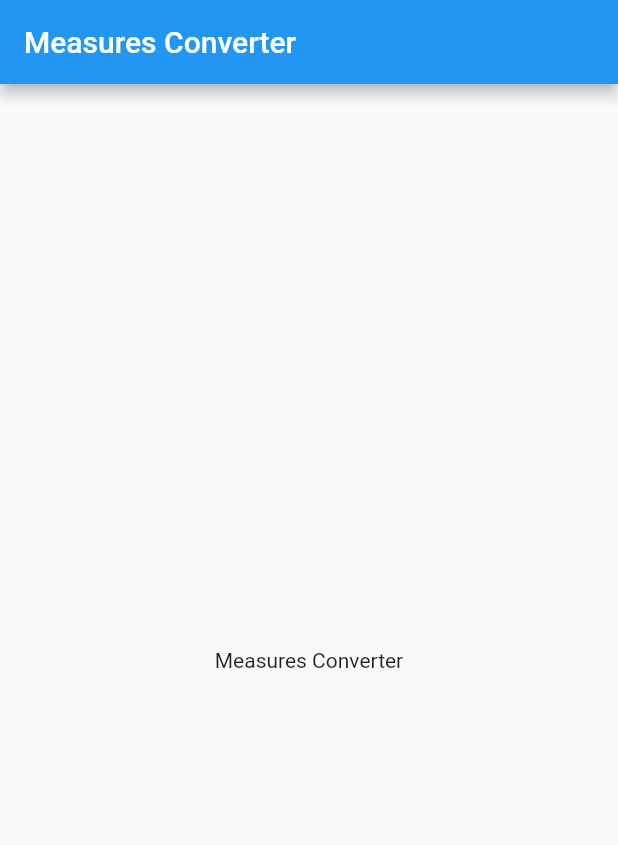
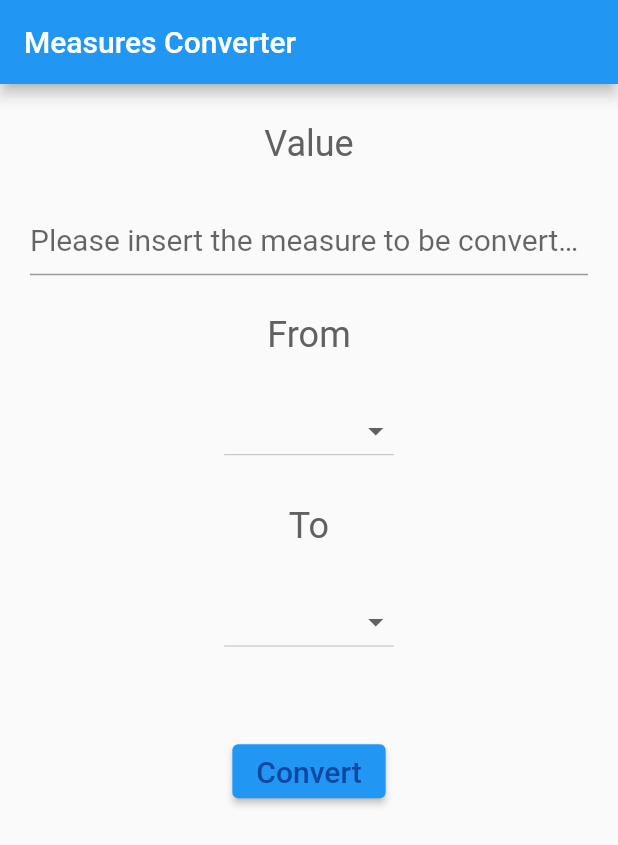
Before and after one commit to mehedi-4958/unitConverter, a Flutter app: the screen it shows after launch, on a phone screen of 412 x 824 dp. Shown: the top 845 px of the screen. Run offline on Flutter 3.47's test engine with Material 2 defaults, Android fonts, the phone set to English and light mode, and no system bars.

Commit message:
App completed with screen rotation bug

```diff
--- a/lib/main.dart
+++ b/lib/main.dart
@@ -4,9 +4,57 @@ void main() {
   runApp(MyApp());
 }
 
-class MyApp extends StatelessWidget {
+class MyApp extends StatefulWidget {
   @override
+  MyAppState createState() => MyAppState();
+}
+
+class MyAppState extends State<MyApp> {
+  double _numberFrom = 0;
+  String _resultMessage = '';
+  var _startMeasure, _convertedMeasure;
+  final Map<String, int> _measureMap = {
+    'meters': 0,
+    'kilometers': 1,
+    'grams': 2,
+    'kilograms': 3,
+    'feet': 4,
+    'miles': 5,
+    'pounds (lbs)': 6,
+    'ounces': 7,
+  };
+
+  final dynamic _formulas = {
+    '0': [1, 0.001, 0, 0, 3.28084, 0.000621371, 0, 0],
+    '1': [1000, 1, 0, 0, 3280.84, 0.621371, 0, 0],
+    '2': [0, 0, 1, 0.0001, 0, 0, 0.00220462, 0.035274],
+    '3': [0, 0, 1000, 1, 0, 0, 2.20462, 35.274],
+    '4': [0.3048, 0.0003048, 0, 0, 1, 0.000189394, 0, 0],
+    '5': [1609.34, 1.60934, 0, 0, 5280, 1, 0, 0],
+    '6': [0, 0, 453.592, 0.453592, 0, 0, 1, 16],
+    '7': [0, 0, 28.3495, 0.0283495, 3.28084, 0, 0.0625, 1],
+  };
+
+  final List<String> _measures = [
+    'meters',
+    'kilometers',
+    'grams',
+    'kilograms',
+    'feet',
+    'miles',
+    'pounds (lbs)',
+    'ounces',
+  ];
+
   Widget build(BuildContext context) {
+    final TextStyle inputStyle = TextStyle(
+      fontSize: 20,
+      color: Colors.blue[900],
+    );
+    final TextStyle labelStyle = TextStyle(
+      fontSize: 24,
+      color: Colors.grey[700],
+    );
     return MaterialApp(
       title: 'Measurement Converter',
       debugShowCheckedModeBanner: false,
@@ -14,10 +62,125 @@ class MyApp extends StatelessWidget {
         appBar: AppBar(
           title: Text('Measures Converter'),
         ),
-        body: Center(
-          child: Text("Measures Converter"),
+        body: Container(
+          padding: EdgeInsets.symmetric(horizontal: 20),
+          child: Column(
+            children: [
+              Spacer(),
+              Text(
+                'Value',
+                style: labelStyle,
+              ),
+              Spacer(),
+              TextField(
+                style: inputStyle,
+                decoration: InputDecoration(
+                  hintText: 'Please insert the measure to be converted',
+                ),
+                onChanged: (text) {
+                  var rv = double.tryParse(text);
+                  if (rv != null) {
+                    setState(() {
+                      _numberFrom = rv;
+                    });
+                  }
+                },
+              ),
+              Spacer(),
+              Text(
+                'From',
+                style: labelStyle,
+              ),
+              Spacer(),
+              DropdownButton(
+                items: _measures.map((String value) {
+                  return DropdownMenuItem<String>(
+                    value: value,
+                    child: Text(value),
+                  );
+                }).toList(),
+                onChanged: (value) {
+                  setState(() {
+                    _startMeasure = value;
+                  });
+                },
+                value: _startMeasure,
+              ),
+              Spacer(),
+              Text(
+                'To',
+                style: labelStyle,
+              ),
+              Spacer(),
+              DropdownButton(
+                items: _measures.map((String value) {
+                  return DropdownMenuItem<String>(
+                    value: value,
+                    child: Text(value),
+                  );
+                }).toList(),
+                onChanged: (value) {
+                  setState(() {
+                    _convertedMeasure = value;
+                  });
+                },
+                value: _convertedMeasure,
+              ),
+              Spacer(
+                flex: 2,
+              ),
+              ElevatedButton(
+                onPressed: () {
+                  if (_startMeasure.isEmpty ||
+                      _convertedMeasure.isEmpty ||
+                      _numberFrom == 0) {
+                    return;
+                  } else {
+                    convert(_numberFrom, _startMeasure, _convertedMeasure);
+                  }
+                },
+                child: Text(
+                  'Convert',
+                  style: inputStyle,
+                ),
+              ),
+              Spacer(
+                flex: 2,
+              ),
+              Text(
+                _resultMessage,
+                style: labelStyle,
+              ),
+              Spacer(
+                flex: 8,
+              ),
+            ],
+          ),
         ),
       ),
     );
   }
+
+  @override
+  void initState() {
+    _numberFrom = 0;
+    super.initState();
+  }
+
+  void convert(double value, String from, String to) {
+    int? nFrom = _measureMap[from];
+    int? nTo = _measureMap[to];
+    var multiplier = _formulas[nFrom.toString()][nTo];
+    var result = value * multiplier;
+
+    if (result == 0) {
+      _resultMessage = 'This conversion cannot be performed';
+    } else {
+      _resultMessage =
+          '${_numberFrom.toString()} $_startMeasure are ${result.toString()} $_convertedMeasure';
+    }
+    setState(() {
+      _resultMessage = _resultMessage;
+    });
+  }
 }
```
